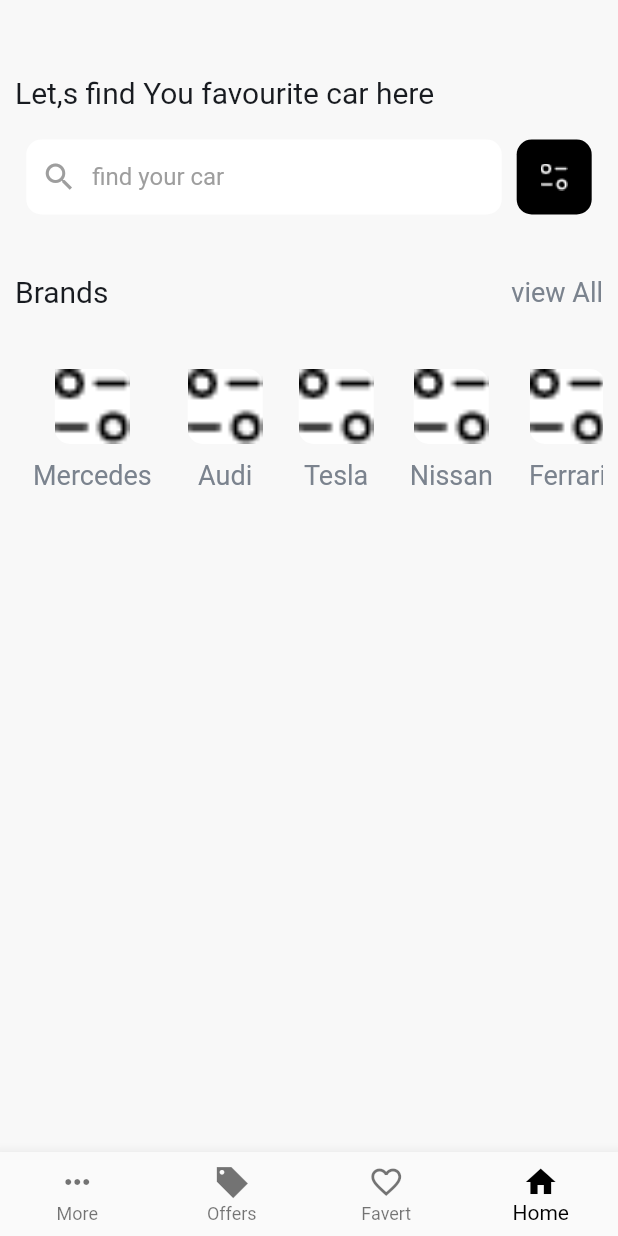
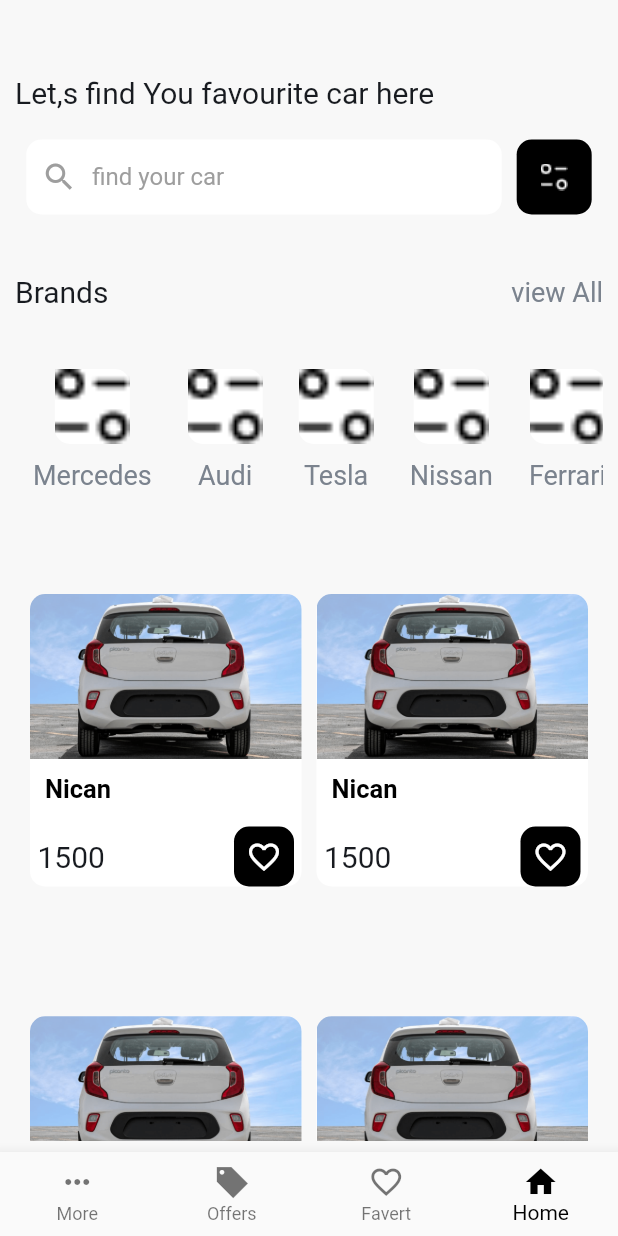
Before and after one commit to Yasser8351/Auto-Car, a Flutter app: the screen it shows after launch, on a phone screen of 412 x 824 dp. Run offline on Flutter 3.47's test engine with Material 2 defaults, Android fonts, the phone set to English and light mode, and no system bars.

Commit message:
add list Cars

```diff
--- a/lib/config/app_config.dart
+++ b/lib/config/app_config.dart
@@ -21,6 +21,8 @@ class AppConfig {
 
   // Image Assets for All App
   static const logo = "assets/images/filter.png";
+  static const placeholder = "assets/images/placeholder.png";
+  static const imageCar = "assets/images/car.png";
   static const filter = "assets/images/filter.png"; //filter.svg
 
   // Text Style fpr All App
@@ -32,4 +34,6 @@ class AppConfig {
     fontSize: 18,
     color: Color(0xff7B838E),
   );
+  static const textTitleListCars =
+      TextStyle(color: Colors.black, fontSize: 17, fontWeight: FontWeight.bold);
 }
--- a/lib/view/home.dart
+++ b/lib/view/home.dart
@@ -1,7 +1,9 @@
 import 'package:auto_car/config/app_config.dart';
 import 'package:flutter/material.dart';
 
+import '../widget/card_with_image.dart';
 import '../widget/list_brand_widget.dart';
+import '../widget/list_cars_widget.dart';
 
 class Home extends StatelessWidget {
   const Home({Key? key}) : super(key: key);
@@ -9,7 +11,10 @@ class Home extends StatelessWidget {
 
   @override
   Widget build(BuildContext context) {
-    return Container(
+    final size = MediaQuery.of(context).size;
+    return SingleChildScrollView(
+      child: Container(
+        height: size.height,
         color: const Color(0xffF8F8F8),
         child: Padding(
           padding: const EdgeInsets.symmetric(horizontal: 10),
@@ -21,7 +26,10 @@ class Home extends StatelessWidget {
               buildSearchWidget(context),
               const SizedBox(height: 40),
               const ListBrandWidget(),
+              const SizedBox(height: 40),
+              const ListCarsWidget()
             ],
+          ),
         ),
       ),
     );
@@ -73,15 +81,8 @@ buildSearchWidget(BuildContext context) {
         ),
       ),
       const SizedBox(width: 10),
-      Container(
-        height: 50,
-        width: 50,
-        decoration: BoxDecoration(
-          color: Colors.black,
-          borderRadius: BorderRadius.circular(10),
-        ),
-        child: Image.asset(AppConfig.filter),
-      ),
+      CardWithImage(
+          height: 50, width: 50, child: Image.asset(AppConfig.filter)),
     ],
   );
 }
--- /dev/null
+++ b/lib/widget/card_with_image.dart
@@ -0,0 +1,26 @@
+import 'package:flutter/material.dart';
+
+class CardWithImage extends StatelessWidget {
+  const CardWithImage(
+      {Key? key,
+      required this.height,
+      required this.width,
+      required this.child})
+      : super(key: key);
+  final double height;
+  final double width;
+  final Widget child;
+
+  @override
+  Widget build(BuildContext context) {
+    return Container(
+      height: height,
+      width: width,
+      decoration: BoxDecoration(
+        color: Colors.black,
+        borderRadius: BorderRadius.circular(10),
+      ),
+      child: child,
+    );
+  }
+}
--- /dev/null
+++ b/lib/widget/list_cars_widget.dart
@@ -0,0 +1,123 @@
+import 'package:auto_car/config/app_config.dart';
+import 'package:flutter/material.dart';
+
+import 'card_with_image.dart';
+
+class ListCarsWidget extends StatefulWidget {
+  const ListCarsWidget({Key? key}) : super(key: key);
+
+  @override
+  State<ListCarsWidget> createState() => _ListCarsWidgetState();
+}
+
+class _ListCarsWidgetState extends State<ListCarsWidget> {
+  @override
+  Widget build(BuildContext context) {
+    final size = MediaQuery.of(context).size;
+    return SizedBox(
+      height: size.height / 2.2,
+      child: GridView.builder(
+        //physics: const NeverScrollableScrollPhysics(),
+        padding: const EdgeInsets.all(10.0),
+        gridDelegate: const SliverGridDelegateWithFixedCrossAxisCount(
+            crossAxisCount: 2,
+            childAspectRatio: 1 / 1.5,
+            mainAxisSpacing: 10,
+            crossAxisSpacing: 10),
+        itemCount: 10,
+        itemBuilder: (ctx, index) => SingleChildScrollView(
+          child: Container(
+            decoration: const BoxDecoration(
+              color: Colors.white,
+              borderRadius: BorderRadius.all(
+                Radius.circular(10),
+              ),
+            ),
+            child: Column(
+              children: [
+                const ClipRRect(
+                  borderRadius: BorderRadius.only(
+                      topLeft: Radius.circular(10),
+                      topRight: Radius.circular(10)),
+                  child: FadeInImage(
+                    placeholder: AssetImage(AppConfig.placeholder),
+                    image: AssetImage(AppConfig.imageCar),
+                    // image: NetworkImage(
+                    //   "https://www.nissanusa.com/content/dam/Nissan/us/homepage/hero/ariya/2023/2023-nissan-ariya-electric-crossover-suv.jpg",
+                    // ),
+                    width: 200,
+                    height: 110,
+                    fit: BoxFit.cover,
+                  ),
+                ),
+                const SizedBox(height: 10),
+                const Padding(
+                  padding: EdgeInsets.symmetric(horizontal: 10),
+                  child: Align(
+                    alignment: Alignment.centerLeft,
+                    child: Text(
+                      "Nican",
+                      overflow: TextOverflow.ellipsis,
+                      style: AppConfig.textTitleListCars,
+                      textAlign: TextAlign.center,
+                    ),
+                  ),
+                ),
+                const SizedBox(height: 15),
+                Padding(
+                  padding: const EdgeInsets.symmetric(horizontal: 5),
+                  child: Row(
+                    mainAxisAlignment: MainAxisAlignment.spaceBetween,
+                    children: [
+                      const Align(
+                        alignment: Alignment.bottomLeft,
+                        child: Text(
+                          "1500",
+                          style: AppConfig.textTitle,
+                        ),
+                      ),
+                      GestureDetector(
+                        onTap: () {},
+                        child: const CardWithImage(
+                            height: 40,
+                            width: 40,
+                            child: Icon(
+                              Icons.favorite_border,
+                              color: Colors.white,
+                            )),
+                      ),
+
+                      // IconButton(
+                      //     icon: const Icon(Icons.shopping_cart),
+                      //     onPressed: () {
+                      //       // cart.addItem(
+                      //       //   list[index].id.toString(),
+                      //       //   list[index].name,
+                      //       //   double.parse(list[index].price),
+                      //       // );
+                      //       ScaffoldMessenger.of(context).hideCurrentSnackBar();
+                      //       ScaffoldMessenger.of(context).showSnackBar(
+                      //         SnackBar(
+                      //           content: const Text("تم اضافة المنتج الي السلة"),
+                      //           duration: const Duration(seconds: 2),
+                      //           action: SnackBarAction(
+                      //             label: "إلغاء",
+                      //             onPressed: () {
+                      //               // cart.cancelOrder(list[index].id.toString());
+                      //             },
+                      //           ),
+                      //         ),
+                      //       );
+                      //     },
+                      //     color: Theme.of(context).primaryColor),
+                    ],
+                  ),
+                ),
+              ],
+            ),
+          ),
+        ),
+      ),
+    );
+  }
+}
```
Also changed, not shown: assets/images/car.jpeg (added), assets/images/car.png (added), assets/images/placeholder.png (added). Lines whose indentation alone changed are shown as unchanged.
